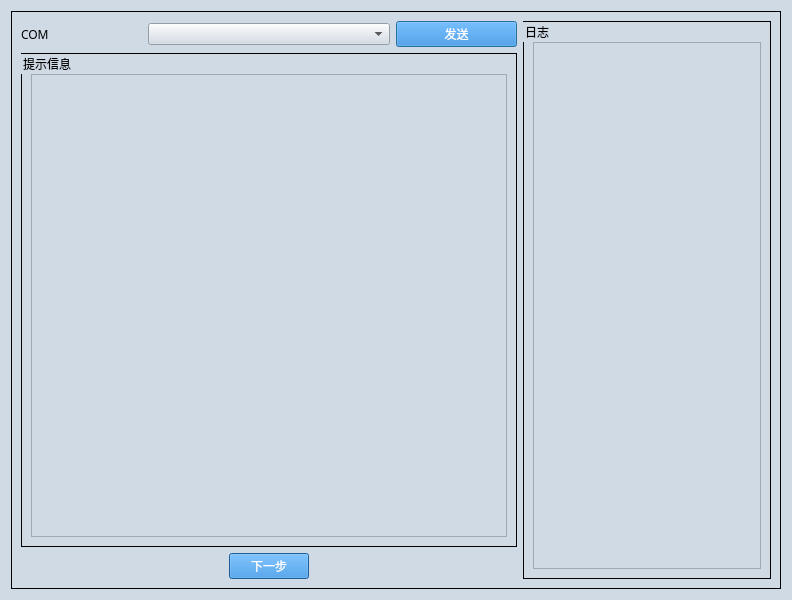
The window that ui/sdsl/SDSL_COM.ui (gaoxingyu-hub/HUA54testframework) describes before a commit, drawn with Qt 5.
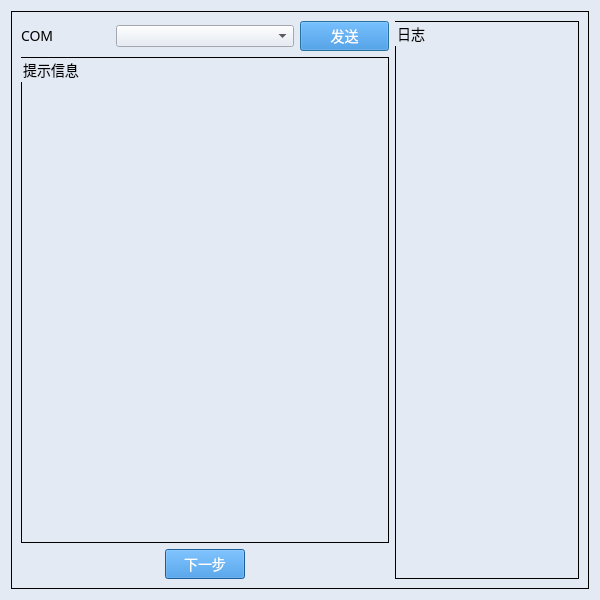
The same window after the commit.

Patch:
```diff
--- a/ui/sdsl/SDSL_COM.ui
+++ b/ui/sdsl/SDSL_COM.ui
@@ -6,7 +6,7 @@
    <rect>
     <x>0</x>
     <y>0</y>
-    <width>792</width>
+    <width>600</width>
     <height>600</height>
    </rect>
   </property>
@@ -20,48 +20,43 @@
    <string>Dialog</string>
   </property>
   <property name="styleSheet">
-   <string notr="true">QDialog{
-background-color:#D0DAE5;
-}
-
-QTextBrower{
-background-color:#D0DAE5;
-}
-
-QLineEdit{
-background-color:#D0DAE5;
-}
-
+   <string notr="true">
 QWidget{
-background-color:#D0DAE5;
+background-color:#E3EAF4;
 }
-
-QStackedWidget{
-background-color:#D0DAE5;
+QLineEdit{
+background-color:#E3EAF4;
 }
-
-QHeaderView{
-background-color:#D0DAE5;
+QDialog{
+background-color:#E3EAF4;
+margin-top:10px;
 }
-
 QLabel{
-font-size:12px;
+font-size:14px;
 font-family:Microsoft YaHei;
-background-color:#D0DAE5;
+background-color:#E3EAF4;
 }
-
-QPushButton{         /*按钮自适应拉伸背景*/
-border-width: 2px 15px 2px 15px;
+QGroupBox{
+font-size:14px;
+font-family:Microsoft YaHei;
+border:1px solid rgb(0, 0, 0);
+background-color:#E3EAF4;
+}
+QPushButton{
 background-color:#2884D8;
 color: #FFFFFF;
-font-size:12px;
+font-size:14px;
 font-family:Microsoft YaHei;
 }
-
-QGroupBox{
-font-size:12px;
-font-family:Microsoft YaHei;
-border:1px solid rgb(0, 0, 0); 
+QTextBrowser{
+border-width:0;
+border-style:outset;
+background-color:#E3EAF4;
+}
+QGraphicsView{
+background-color:#E3EAF4;
+border-width:0;
+border-style:outset;
 }</string>
   </property>
   <layout class="QGridLayout" name="gridLayout_2">
```
